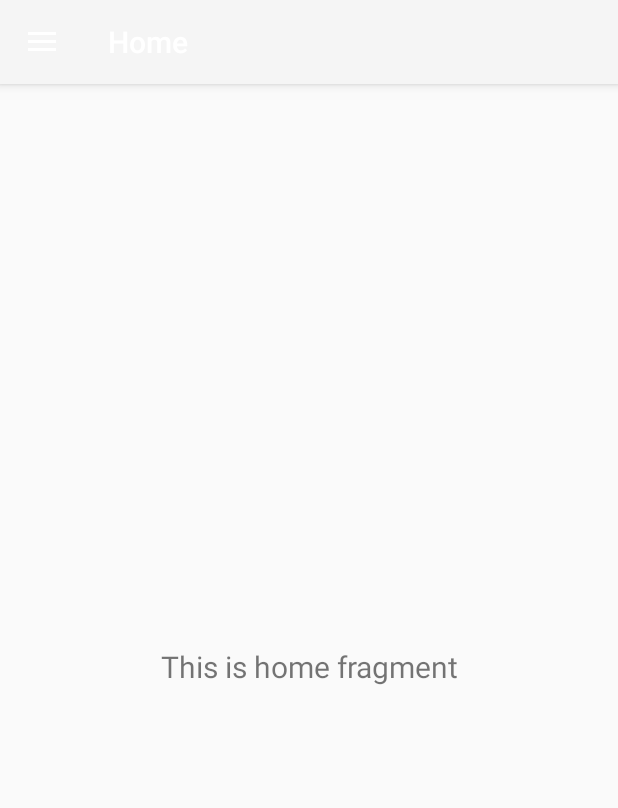
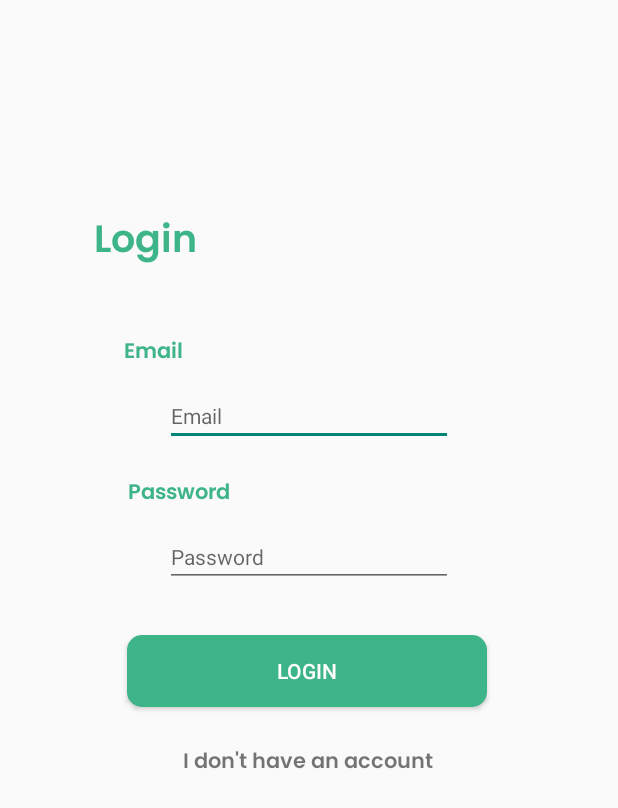
Before and after one commit to cheekeong1002/FYP, an Android app: the screen it shows after launch (Menu before the commit, LoginActivity after it), on a phone screen of 412 x 824 dp. Shown: the top 808 px of the screen. Run offline under Robolectric (Android 15) with nearby library versions, the phone set to English and light mode, and no system bars; our stand-ins replace Firebase (no records; nobody signed in at launch, a user with empty details on screens opened directly).

Commit message:
Added login and register features

```diff
--- a/app/build.gradle
+++ b/app/build.gradle
@@ -1,5 +1,6 @@
 plugins {
     id 'com.android.application'
+    id 'com.google.gms.google-services'
 }
 
 android {
@@ -41,6 +42,8 @@ dependencies {
     implementation 'androidx.navigation:navigation-ui:2.3.5'
     implementation 'androidx.lifecycle:lifecycle-livedata-ktx:2.4.0'
     implementation 'androidx.lifecycle:lifecycle-viewmodel-ktx:2.4.0'
+    implementation 'com.google.firebase:firebase-auth:21.0.1'
+    implementation 'com.google.firebase:firebase-database:20.0.6'
     testImplementation 'junit:junit:4.+'
     androidTestImplementation 'androidx.test.ext:junit:1.1.3'
     androidTestImplementation 'androidx.test.espresso:espresso-core:3.4.0'
--- a/app/src/main/java/com/example/fypmock/GetBuildingID.java
+++ b/app/src/main/java/com/example/fypmock/GetBuildingID.java
@@ -4,7 +4,7 @@ import androidx.appcompat.app.AppCompatActivity;
 public abstract class GetBuildingID extends AppCompatActivity {
 
     //set the building id as static
-    public static final String BUILDING_ID = "11357";
+    public static final String BUILDING_ID = "10989";
 
     protected String getBuildingID() {
         return BUILDING_ID;
--- /dev/null
+++ b/app/src/main/java/com/example/fypmock/LoginActivity.java
@@ -0,0 +1,114 @@
+package com.example.fypmock;
+
+import androidx.annotation.NonNull;
+import androidx.appcompat.app.AppCompatActivity;
+import androidx.preference.PreferenceManager;
+
+import android.content.Intent;
+import android.content.SharedPreferences;
+import android.os.Bundle;
+import android.util.Patterns;
+import android.view.View;
+import android.widget.Button;
+import android.widget.EditText;
+import android.widget.ProgressBar;
+import android.widget.TextView;
+import android.widget.Toast;
+
+import com.google.android.gms.tasks.OnCompleteListener;
+import com.google.android.gms.tasks.Task;
+import com.google.firebase.auth.AuthResult;
+import com.google.firebase.auth.FirebaseAuth;
+
+public class LoginActivity extends AppCompatActivity implements View.OnClickListener {
+
+    private FirebaseAuth mAuth;
+    private EditText met_email, met_password;
+    private TextView mtv_toRegister;
+    private Button login_btn;
+    private ProgressBar mProgressBar;
+
+    @Override
+    protected void onCreate(Bundle savedInstanceState) {
+        super.onCreate(savedInstanceState);
+        setContentView(R.layout.activity_login);
+
+        SharedPreferences pref = PreferenceManager.getDefaultSharedPreferences(LoginActivity.this);
+        boolean isLogin = pref.getBoolean("IsLogin", false);
+
+        if (isLogin){
+            Intent intent = new Intent(LoginActivity.this, Menu.class);
+            startActivity(intent);
+        }
+
+        mAuth = FirebaseAuth.getInstance();
+
+        mtv_toRegister = findViewById(R.id.tv_toRegister);
+        mtv_toRegister.setOnClickListener(this);
+
+        login_btn = findViewById(R.id.btn_login);
+        login_btn.setOnClickListener(this);
+
+        met_email = findViewById(R.id.et_email);
+        met_password = findViewById(R.id.et_password);
+        mProgressBar = findViewById(R.id.progressBar);
+    }
+
+    @Override
+    public void onClick(View v) {
+        switch (v.getId()){
+            case R.id.tv_toRegister:
+                Intent intent = new Intent(LoginActivity.this, RegisterActivity.class);
+                startActivity(intent);
+                break;
+            case R.id.btn_login:
+                loginUser();
+        }
+    }
+
+    private void loginUser(){
+        String email = met_email.getText().toString().trim();
+        String password = met_password.getText().toString().trim();
+
+        if(email.isEmpty()){
+            met_email.setError("Email is required!");
+            met_email.requestFocus();
+            return;
+        }
+
+        if(password.isEmpty()){
+            met_password.setError("Password is required!");
+            met_password.requestFocus();
+            return;
+        }
+
+        if(!Patterns.EMAIL_ADDRESS.matcher(email).matches()){
+            met_email.setError("Email format is invalid!");
+            met_email.requestFocus();
+            return;
+        }
+
+        if (password.length() < 6){
+            met_password.setError("Password should not be less than 6!");
+            met_password.requestFocus();
+            return;
+        }
+
+        mProgressBar.setVisibility(View.VISIBLE);
+
+        mAuth.signInWithEmailAndPassword(email, password).addOnCompleteListener(new OnCompleteListener<AuthResult>() {
+            @Override
+            public void onComplete(@NonNull Task<AuthResult> task) {
+                if (task.isSuccessful()){
+                    SharedPreferences prefs = PreferenceManager.getDefaultSharedPreferences(LoginActivity.this);
+                    prefs.edit().putBoolean("IsLogin", true).apply();
+
+                    Intent intent = new Intent(LoginActivity.this, Menu.class);
+                    startActivity(intent);
+                }else{
+                    Toast.makeText(LoginActivity.this, "Failed to login! Check your credentials!", Toast.LENGTH_LONG).show();
+                }
+            }
+        });
+    }
+}
--- a/app/src/main/java/com/example/fypmock/Navigation.java
+++ b/app/src/main/java/com/example/fypmock/Navigation.java
@@ -72,8 +72,8 @@ public class Navigation extends GetBuildingID implements OnMapReadyCallback {
     private static final int UPDATE_LOCATION_ANIMATION_TIME = 600;
     private static final int MIN_CHANGE_IN_BEARING_TO_ANIMATE_CAMERA = 10;
 
-    private static final String FIRST_FLOOR_ID = "34489";
-    private static final String SECOND_FLOOR_ID = "34490";
+    private static final String FIRST_FLOOR_ID = "33053";
+    private static final String SECOND_FLOOR_ID = "34374";
 
     private static GoogleMap map;
     private Marker marker;
@@ -136,7 +136,6 @@ public class Navigation extends GetBuildingID implements OnMapReadyCallback {
 
         firstLocation = (Location) getIntent().getParcelableExtra("USER_LOCATION");
         selectedPoiNames = getIntent().getStringArrayListExtra("SELECTED_POIS");
-        Log.d(TAG, "selected " + selectedPoiNames);
         navDescLayout = (RelativeLayout) findViewById(R.id.nav_layout);
         mtvDirection = (TextView) findViewById(R.id.tvDirection);
         startNavBtn = findViewById(R.id.start_button);
--- /dev/null
+++ b/app/src/main/res/layout/activity_login.xml
@@ -0,0 +1,115 @@
+<?xml version="1.0" encoding="utf-8"?>
+<androidx.constraintlayout.widget.ConstraintLayout xmlns:android="http://schemas.android.com/apk/res/android"
+    xmlns:app="http://schemas.android.com/apk/res-auto"
+    xmlns:tools="http://schemas.android.com/tools"
+    android:layout_width="match_parent"
+    android:layout_height="match_parent"
+    tools:context=".LoginActivity">
+
+
+    <Button
+        android:id="@+id/btn_login"
+        android:layout_width="wrap_content"
+        android:layout_height="wrap_content"
+        android:layout_marginTop="32dp"
+        android:width="108pt"
+        android:background="@drawable/default_button_bg"
+        android:text="@string/login"
+        android:textColor="@color/white"
+        app:layout_constraintEnd_toEndOf="parent"
+        app:layout_constraintHorizontal_bias="0.493"
+        app:layout_constraintStart_toStartOf="parent"
+        app:layout_constraintTop_toBottomOf="@+id/et_password" />
+
+    <EditText
+        android:id="@+id/et_email"
+        android:layout_width="wrap_content"
+        android:layout_height="wrap_content"
+        android:layout_marginTop="10dp"
+        android:ems="12"
+        android:hint="@string/Email"
+        android:textSize="14sp"
+        android:inputType="textEmailAddress"
+        app:layout_constraintEnd_toEndOf="parent"
+        app:layout_constraintStart_toStartOf="parent"
+        app:layout_constraintTop_toBottomOf="@+id/tv_email" />
+
+    <EditText
+        android:id="@+id/et_password"
+        android:layout_width="wrap_content"
+        android:layout_height="wrap_content"
+        android:layout_marginTop="10dp"
+        android:ems="12"
+        android:hint="@string/Password"
+        android:inputType="textPassword"
+        android:textSize="14sp"
+        app:layout_constraintEnd_toEndOf="parent"
+        app:layout_constraintStart_toStartOf="parent"
+        app:layout_constraintTop_toBottomOf="@+id/tv_password" />
+
+    <TextView
+        android:id="@+id/loginTitle"
+        android:layout_width="wrap_content"
+        android:layout_height="wrap_content"
+        android:layout_marginTop="140dp"
+        android:fontFamily="@font/poppins_semibold"
+        android:text="@string/login"
+        android:textColor="@color/mint"
+        android:textSize="25sp"
+        app:layout_constraintEnd_toEndOf="parent"
+        app:layout_constraintHorizontal_bias="0.183"
+        app:layout_constraintStart_toStartOf="parent"
+        app:layout_constraintTop_toTopOf="parent" />
+
+    <TextView
+        android:id="@+id/tv_email"
+        android:layout_width="wrap_content"
+        android:layout_height="wrap_content"
+        android:layout_marginTop="40dp"
+        android:fontFamily="@font/poppins_semibold"
+        android:text="@string/Email"
+        android:textColor="@color/mint"
+        android:textSize="14sp"
+        app:layout_constraintEnd_toEndOf="parent"
+        app:layout_constraintHorizontal_bias="0.221"
+        app:layout_constraintStart_toStartOf="parent"
+        app:layout_constraintTop_toBottomOf="@+id/loginTitle" />
+
+    <TextView
+        android:id="@+id/tv_password"
+        android:layout_width="wrap_content"
+        android:layout_height="wrap_content"
+        android:layout_marginTop="20dp"
+        android:fontFamily="@font/poppins_semibold"
+        android:text="@string/Password"
+        android:textColor="@color/mint"
+        android:textSize="14sp"
+        app:layout_constraintEnd_toEndOf="parent"
+        app:layout_constraintHorizontal_bias="0.248"
+        app:layout_constraintStart_toStartOf="parent"
+        app:layout_constraintTop_toBottomOf="@+id/et_email" />
+
+    <TextView
+        android:id="@+id/tv_toRegister"
+        android:layout_width="wrap_content"
+        android:layout_height="wrap_content"
+        android:layout_marginTop="25dp"
+        android:text="@string/no_account"
+        android:fontFamily="@font/poppins_semibold"
+        android:textSize="14sp"
+        app:layout_constraintEnd_toEndOf="parent"
+        app:layout_constraintHorizontal_bias="0.498"
+        app:layout_constraintStart_toStartOf="parent"
+        app:layout_constraintTop_toBottomOf="@+id/btn_login" />
+
+    <ProgressBar
+        android:visibility="gone"
+        android:id="@+id/progressBar"
+        style="?android:attr/progressBarStyle"
+        android:layout_width="wrap_content"
+        android:layout_height="wrap_content"
+        app:layout_constraintBottom_toBottomOf="parent"
+        app:layout_constraintEnd_toEndOf="parent"
+        app:layout_constraintStart_toStartOf="parent"
+        app:layout_constraintTop_toTopOf="parent" />
+</androidx.constraintlayout.widget.ConstraintLayout>
--- a/app/src/main/res/values/strings.xml
+++ b/app/src/main/res/values/strings.xml
@@ -7,6 +7,13 @@
     <string name="fav_poi">Favourite POIs</string>
     <string name="view_map">View Map</string>
     <string name="plan_route">Plan Route</string>
+    <string name="login">Login</string>
+    <string name="register">Register</string>
+    <string name="username">Username</string>
+    <string name="Email">Email</string>
+    <string name="Password">Password</string>
+    <string name="no_account">I don\'t have an account</string>
+    <string name="have_account">I have an account</string>
     <string name="title_activity_menu">menu</string>
     <string name="navigation_drawer_open">Open navigation drawer</string>
     <string name="navigation_drawer_close">Close navigation drawer</string>
--- a/build.gradle
+++ b/build.gradle
@@ -6,6 +6,7 @@ buildscript {
     }
     dependencies {
         classpath "com.android.tools.build:gradle:4.1.3"
+        classpath 'com.google.gms:google-services:4.3.13'
 
         // NOTE: Do not place your application dependencies here; they belong
         // in the individual module build.gradle files
```
Also changed, not shown: app/src/main/AndroidManifest.xml (+36 -27 lines), app/src/main/java/com/example/fypmock/RegisterActivity.java (added, +136 -0 lines), app/src/main/java/com/example/fypmock/Test.java (+5 -3 lines), app/src/main/java/com/example/fypmock/User.java (added, +16 -0 lines), app/src/main/res/layout/activity_register.xml (added, +142 -0 lines), 1 other file.
